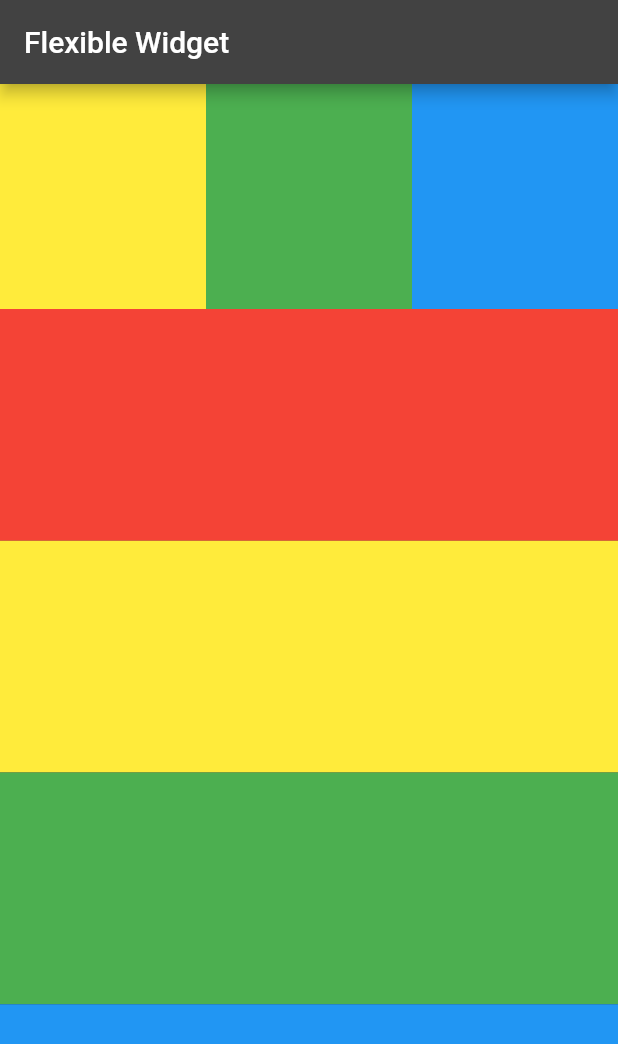
After one commit to im-o/flutter-of-the-day, a Flutter app: the FlexibleWidgetPage screen opened directly, on a phone screen of 412 x 824 dp. The commit adds this screen. Shown: the top 1044 px of the screen. Run offline on Flutter 3.47's test engine with Material 2 defaults, Android fonts, the phone set to English and light mode, and no system bars.

Commit message:
:label: add flexible widget

```diff
--- /dev/null
+++ b/lib/widgets/flexible_widget_page.dart
@@ -0,0 +1,71 @@
+import 'package:flutter/material.dart';
+
+class FlexibleWidgetPage extends StatefulWidget {
+  const FlexibleWidgetPage({Key? key}) : super(key: key);
+
+  @override
+  _FlexibleWidgetPageState createState() => _FlexibleWidgetPageState();
+}
+
+class _FlexibleWidgetPageState extends State<FlexibleWidgetPage> {
+  @override
+  Widget build(BuildContext context) {
+    return Scaffold(
+      appBar: AppBar(title: Text("Flexible Widget")),
+      body: _showFlexibleWidget(),
+    );
+  }
+
+  Widget _showFlexibleWidget() {
+    return Center(
+      child: Column(
+        children: [
+          _horizontalWidget(),
+          _verticalWidget(Colors.red),
+          _verticalWidget(Colors.yellow),
+          _verticalWidget(Colors.green),
+          _verticalWidget(Colors.blue),
+        ],
+      ),
+    );
+  }
+
+  Widget _horizontalWidget() {
+    return Row(
+      children: [
+        Flexible(
+          fit: FlexFit.tight,
+          child: Container(
+            height: 150.0,
+            color: Colors.yellow,
+          ),
+        ),
+        Flexible(
+          fit: FlexFit.tight,
+          child: Container(
+            height: 150.0,
+            color: Colors.green,
+          ),
+        ),
+        Flexible(
+          fit: FlexFit.tight,
+          child: Container(
+            height: 150.0,
+            color: Colors.blue,
+          ),
+        ),
+      ],
+    );
+  }
+
+  Widget _verticalWidget(Color customColor) {
+    return Flexible(
+      flex: 1,
+      fit: FlexFit.tight,
+      child: Container(
+        height: 150.0,
+        color: customColor,
+      ),
+    );
+  }
+}
--- a/lib/widgets/home_page.dart
+++ b/lib/widgets/home_page.dart
@@ -1,6 +1,7 @@
 import 'package:flutter/material.dart';
 import 'package:flutter_of_the_day/data/model/widget_model.dart';
 import 'package:flutter_of_the_day/widgets/bottom_nav_bar.dart';
+import 'package:flutter_of_the_day/widgets/flexible_widget_page.dart';
 import 'package:flutter_of_the_day/widgets/future_builder.dart';
 import 'package:flutter_of_the_day/widgets/search_bar.dart';
 import 'package:flutter_of_the_day/widgets/sliver_app_bar.dart';
@@ -29,6 +30,7 @@ class _HomePageState extends State<HomePage> {
       WidgetModel(id: 2, name: "FutureBuilder"),
       WidgetModel(id: 3, name: "Sliver App Bar"),
       WidgetModel(id: 4, name: "Table Page"),
+      WidgetModel(id: 5, name: "Flexible Widget"),
     ];
     return ListView.builder(
       itemCount: widgetItems.length,
@@ -58,6 +60,9 @@ class _HomePageState extends State<HomePage> {
                 case 4:
                   widget = TablePage();
                   break;
+                case 5:
+                  widget = FlexibleWidgetPage();
+                  break;
                 default:
                   widget = SearchBarPage();
               }
```
Also changed, not shown: pubspec.lock.
